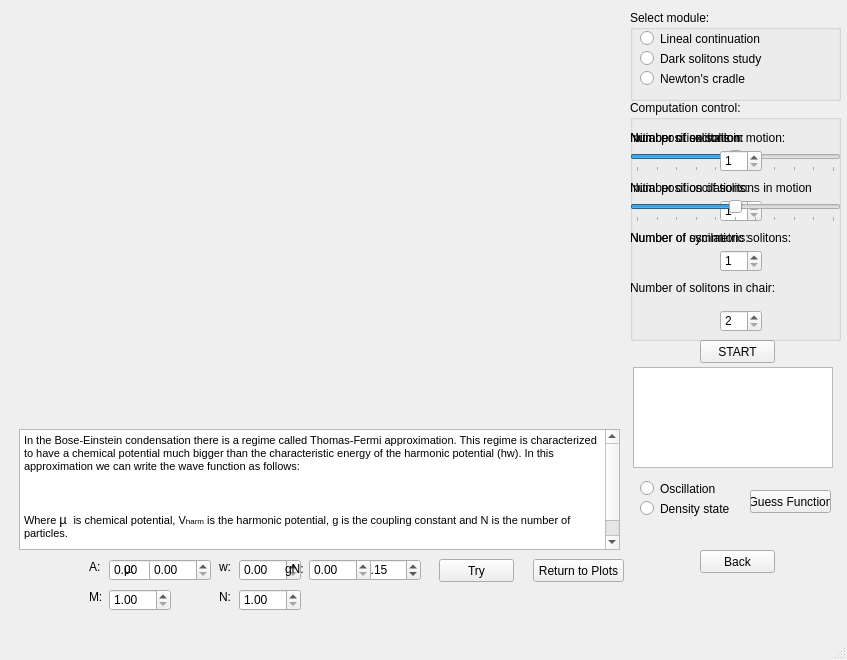
Old version of the form DS.ui in the repository brunojulia/ultracoldUB.
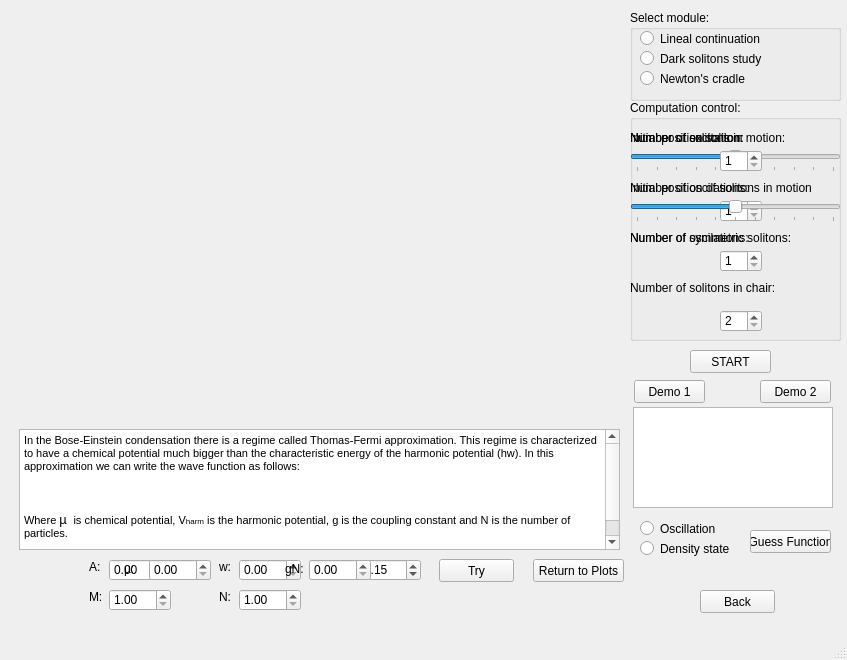
New version of the form. Icons and pictures are not drawn.

Commit message: Actualización interfaz

What changed in the file:
```diff
--- a/DS.ui
+++ b/DS.ui
@@ -51,7 +51,7 @@
     <property name="geometry">
      <rect>
       <x>633</x>
-      <y>367</y>
+      <y>407</y>
       <width>200</width>
       <height>101</height>
      </rect>
@@ -73,7 +73,7 @@
     <property name="geometry">
      <rect>
       <x>700</x>
-      <y>550</y>
+      <y>590</y>
       <width>75</width>
       <height>23</height>
      </rect>
@@ -163,9 +163,9 @@
    <widget class="QPushButton" name="start">
     <property name="geometry">
      <rect>
-      <x>700</x>
-      <y>340</y>
-      <width>75</width>
+      <x>690</x>
+      <y>350</y>
+      <width>81</width>
       <height>23</height>
      </rect>
     </property>
@@ -1045,7 +1045,7 @@
     <property name="geometry">
      <rect>
       <x>630</x>
-      <y>480</y>
+      <y>520</y>
       <width>211</width>
       <height>51</height>
      </rect>
@@ -1090,6 +1090,32 @@
      </property>
     </widget>
    </widget>
+   <widget class="QPushButton" name="ButtonDemo_1">
+    <property name="geometry">
+     <rect>
+      <x>634</x>
+      <y>380</y>
+      <width>71</width>
+      <height>23</height>
+     </rect>
+    </property>
+    <property name="text">
+     <string>Demo 1</string>
+    </property>
+   </widget>
+   <widget class="QPushButton" name="ButtonDemo_2">
+    <property name="geometry">
+     <rect>
+      <x>760</x>
+      <y>380</y>
+      <width>71</width>
+      <height>23</height>
+     </rect>
+    </property>
+    <property name="text">
+     <string>Demo 2</string>
+    </property>
+   </widget>
   </widget>
   <widget class="QMenuBar" name="menubar">
    <property name="geometry">
```
Left out of the diff: 11 changed lines with no effect on the pictures. The commit also changes 6 other files.
